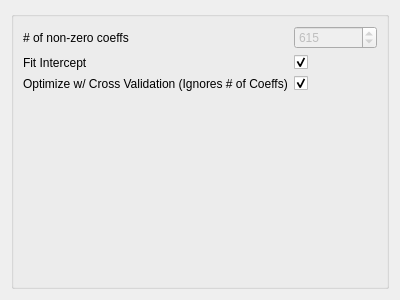
The window that ui/OMP.ui (tisaconundrum2/PySAT-GUI) describes before a commit, drawn with Qt 5.
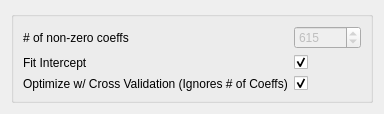
The same window after the commit.

What changed in the file:
```diff
--- a/ui/OMP.ui
+++ b/ui/OMP.ui
@@ -2,14 +2,6 @@
 <ui version="4.0">
  <class>Form</class>
  <widget class="QWidget" name="Form">
-  <property name="geometry">
-   <rect>
-    <x>0</x>
-    <y>0</y>
-    <width>400</width>
-    <height>300</height>
-   </rect>
-  </property>
   <property name="sizePolicy">
    <sizepolicy hsizetype="Ignored" vsizetype="Ignored">
     <horstretch>0</horstretch>
```
